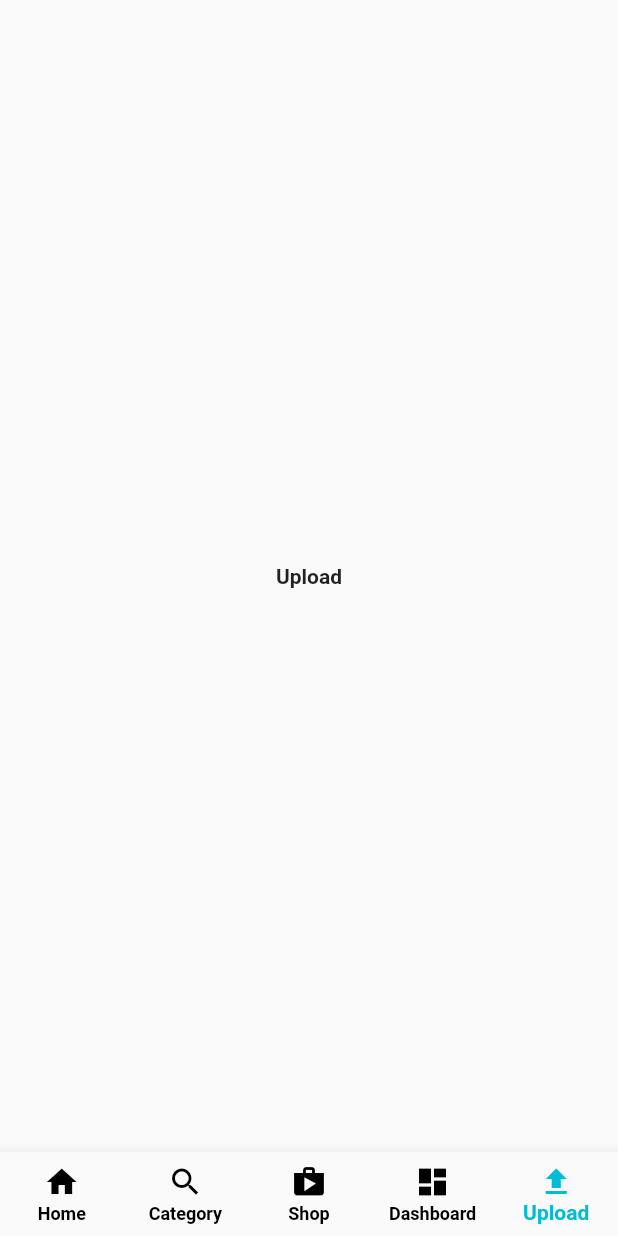
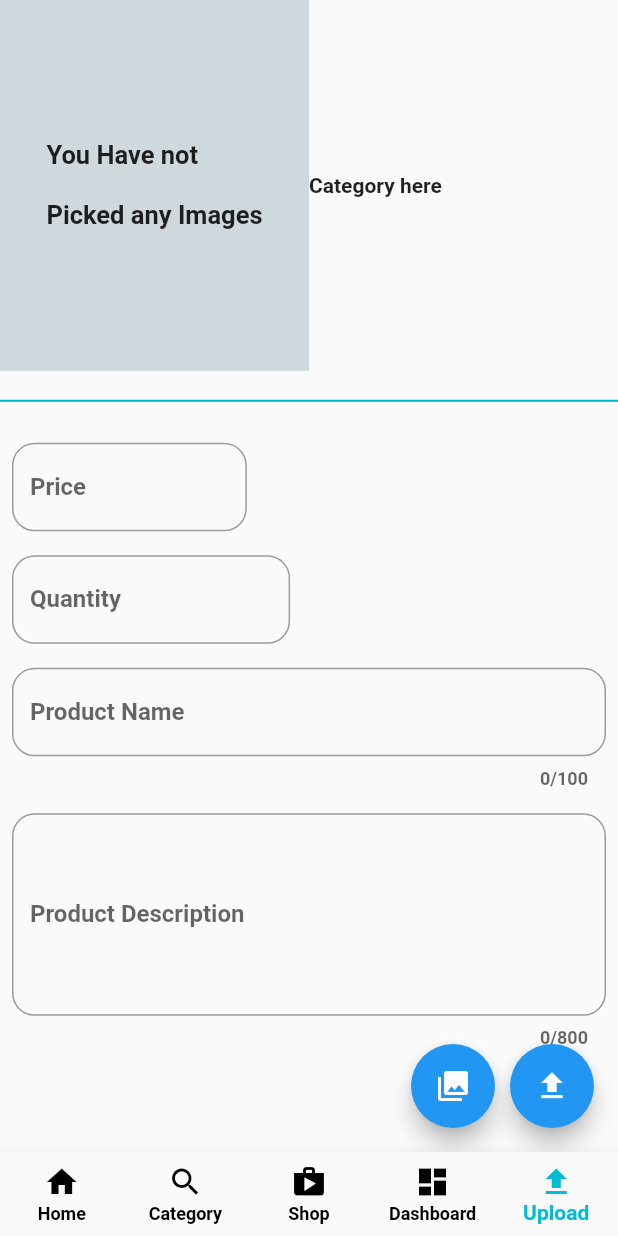
Before and after one commit to mbuguap/Multi-Vendor-Ecommerce, a Flutter app: the screen it shows after launch, item 5 of the bottom bar chosen, on a phone screen of 412 x 824 dp. Run offline on Flutter 3.47's test engine with Material 2 defaults, Android fonts, the phone set to English and light mode, and no system bars; our stand-ins replace cloud_firestore, firebase_auth, firebase_core, firebase_storage, image_picker; accounts and stored records are empty.

Commit message:
upload screen

```diff
--- a/lib/views/seller_home_screen.dart
+++ b/lib/views/seller_home_screen.dart
@@ -4,6 +4,7 @@ import 'package:multi_vendor/views/category_screen.dart';
 import 'package:multi_vendor/views/dashboard_screen.dart';
 import 'package:multi_vendor/views/home_screen.dart';
 import 'package:multi_vendor/views/profile_screen.dart';
+import 'package:multi_vendor/views/upload_product_screen.dart';
 
 class SellerHomeScreen extends StatefulWidget {
   static const String routeName = 'SellerHomeScreen';
@@ -21,9 +22,7 @@ class _SellerHomeScreenState extends State<SellerHomeScreen> {
       child: Text('Shop Screen'),
     ),
     DashboardScreen(),
-    Center(
-      child: Text('Upload'),
-    ),
+    UploadProductScreen(),
   ];
 
   @override
--- /dev/null
+++ b/lib/views/upload_product_screen.dart
@@ -0,0 +1,195 @@
+import 'package:flutter/material.dart';
+import 'package:multi_vendor/controllers/snack_bar_controller.dart';
+
+class UploadProductScreen extends StatefulWidget {
+  @override
+  State<UploadProductScreen> createState() => _UploadProductScreenState();
+}
+
+class _UploadProductScreenState extends State<UploadProductScreen> {
+  final GlobalKey<FormState> _formKey = GlobalKey<FormState>();
+
+  late double price;
+  late int quantity;
+  late String productName;
+  late String productDescription;
+
+  @override
+  Widget build(BuildContext context) {
+    return Scaffold(
+      body: SafeArea(
+        child: SingleChildScrollView(
+          child: Form(
+            key: _formKey,
+            child: Column(
+              crossAxisAlignment: CrossAxisAlignment.start,
+              children: [
+                Row(
+                  children: [
+                    Container(
+                      height: MediaQuery.of(context).size.height * 0.3,
+                      width: MediaQuery.of(context).size.width * 0.5,
+                      color: Colors.blueGrey.shade100,
+                      child: Center(
+                        child: Text(
+                          'You Have not\n \nPicked any Images',
+                          style: TextStyle(
+                            fontSize: 17,
+                          ),
+                        ),
+                      ),
+                    ),
+                    Text('Category here'),
+                  ],
+                ),
+                SizedBox(
+                  height: 40,
+                  child: Divider(
+                    color: Colors.cyan,
+                    thickness: 1.4,
+                  ),
+                ),
+                Padding(
+                  padding: const EdgeInsets.all(8.0),
+                  child: SizedBox(
+                    width: MediaQuery.of(context).size.width * 0.38,
+                    child: TextFormField(
+                      keyboardType: TextInputType.number,
+                      validator: (value) {
+                        if (value!.isEmpty) {
+                          return 'Price is Required';
+                        } else {
+                          return null;
+                        }
+                      },
+                      decoration: InputDecoration(
+                        labelText: 'Price',
+                        hintText: 'Price',
+                        border: OutlineInputBorder(
+                          borderRadius: BorderRadius.circular(
+                            15,
+                          ),
+                        ),
+                      ),
+                      onChanged: (value) {
+                        price = double.parse(value);
+                      },
+                    ),
+                  ),
+                ),
+                Padding(
+                  padding: const EdgeInsets.all(8.0),
+                  child: SizedBox(
+                    width: MediaQuery.of(context).size.width * 0.45,
+                    child: TextFormField(
+                      keyboardType: TextInputType.number,
+                      validator: (value) {
+                        if (value!.isEmpty) {
+                          return 'Quantity is Required';
+                        } else {
+                          return null;
+                        }
+                      },
+                      decoration: InputDecoration(
+                        labelText: 'Quantity',
+                        hintText: 'Add Quantity',
+                        border: OutlineInputBorder(
+                          borderRadius: BorderRadius.circular(
+                            15,
+                          ),
+                        ),
+                      ),
+                      onChanged: (value) {
+                        quantity = int.parse(value);
+                      },
+                    ),
+                  ),
+                ),
+                Padding(
+                  padding: const EdgeInsets.all(8.0),
+                  child: SizedBox(
+                    width: MediaQuery.of(context).size.width,
+                    child: TextFormField(
+                      validator: (value) {
+                        if (value!.isEmpty) {
+                          return 'Product Name is Required';
+                        } else {
+                          return null;
+                        }
+                      },
+                      maxLength: 100,
+                      // maxLines: 3,
+                      decoration: InputDecoration(
+                        labelText: 'Product Name',
+                        hintText: 'Enter Product Name',
+                        border: OutlineInputBorder(
+                          borderRadius: BorderRadius.circular(
+                            15,
+                          ),
+                        ),
+                      ),
+                      onChanged: (value) {
+                        productName = value;
+                      },
+                    ),
+                  ),
+                ),
+                Padding(
+                  padding: const EdgeInsets.all(8.0),
+                  child: SizedBox(
+                    width: MediaQuery.of(context).size.width,
+                    child: TextFormField(
+                      validator: (value) {
+                        if (value!.isEmpty) {
+                          return 'Product Description is Required';
+                        } else {
+                          return null;
+                        }
+                      },
+                      maxLength: 800,
+                      maxLines: 5,
+                      decoration: InputDecoration(
+                        labelText: 'Product Description',
+                        hintText: 'Enter Product Description',
+                        border: OutlineInputBorder(
+                          borderRadius: BorderRadius.circular(
+                            15,
+                          ),
+                        ),
+                      ),
+                      onChanged: (value) {
+                        productDescription = value;
+                      },
+                    ),
+                  ),
+                ),
+              ],
+            ),
+          ),
+        ),
+      ),
+      floatingActionButton: Row(
+        mainAxisAlignment: MainAxisAlignment.end,
+        children: [
+          Padding(
+            padding: const EdgeInsets.only(right: 10),
+            child: FloatingActionButton(
+              onPressed: () {},
+              child: Icon(Icons.photo_library),
+            ),
+          ),
+          FloatingActionButton(
+            onPressed: () {
+              if (_formKey.currentState!.validate()) {
+                print(price);
+              } else {
+                return snackBar('Fill all fields', context);
+              }
+            },
+            child: Icon(Icons.upload),
+          ),
+        ],
+      ),
+    );
+  }
+}
```
